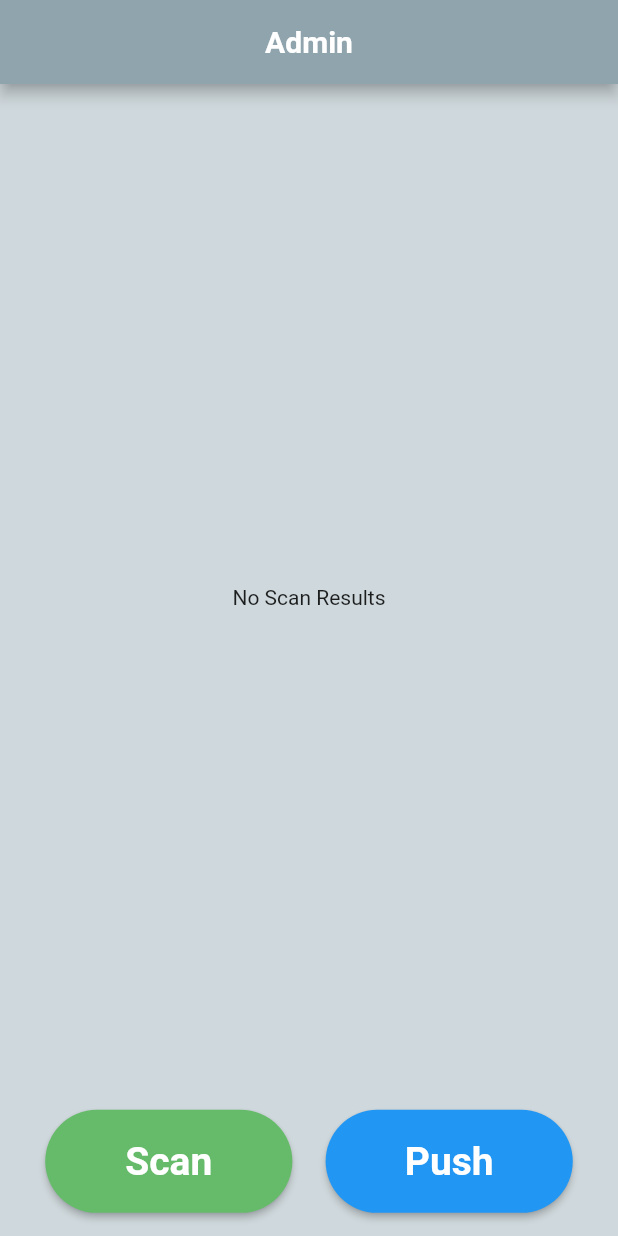
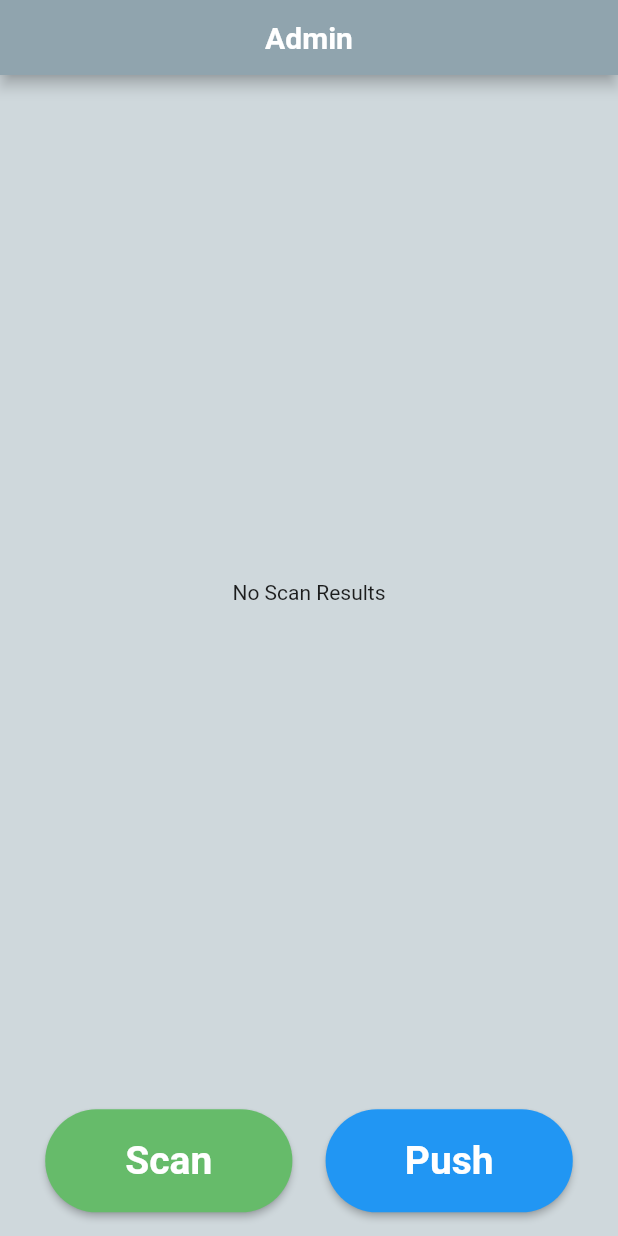
Before and after one commit to Yoon-Hae-Min/Introduction-to-Internet-of-Things-team-5, a Flutter app: the screen it shows after launch, on a phone screen of 412 x 824 dp. Run offline on Flutter 3.47's test engine with Material 2 defaults, Android fonts, the phone set to English and light mode, and no system bars; missing offline and left inert: wifi_scan.

Commit message:
Bug Fixed

```diff
--- a/admin/lib/main.dart
+++ b/admin/lib/main.dart
@@ -14,14 +14,17 @@ class MyApp extends StatelessWidget {
     return MaterialApp(
         debugShowCheckedModeBanner: false,
         home: Scaffold(
-            appBar: AppBar(
-              centerTitle: true,
-              title: const Text(
-                "Admin",
-                style:
-                    TextStyle(color: Colors.white, fontWeight: FontWeight.w700),
+            appBar: PreferredSize(
+              preferredSize: const Size.fromHeight(50),
+              child: AppBar(
+                centerTitle: true,
+                title: const Text(
+                  "Admin",
+                  style: TextStyle(
+                      color: Colors.white, fontWeight: FontWeight.w700),
+                ),
+                backgroundColor: Colors.blueGrey.shade300,
               ),
-              backgroundColor: Colors.blueGrey.shade300,
             ),
             body: const ScanScreen()));
   }
```
Also changed, not shown: admin/lib/ScanScreen/scan_main.dart (+24 -7 lines).
